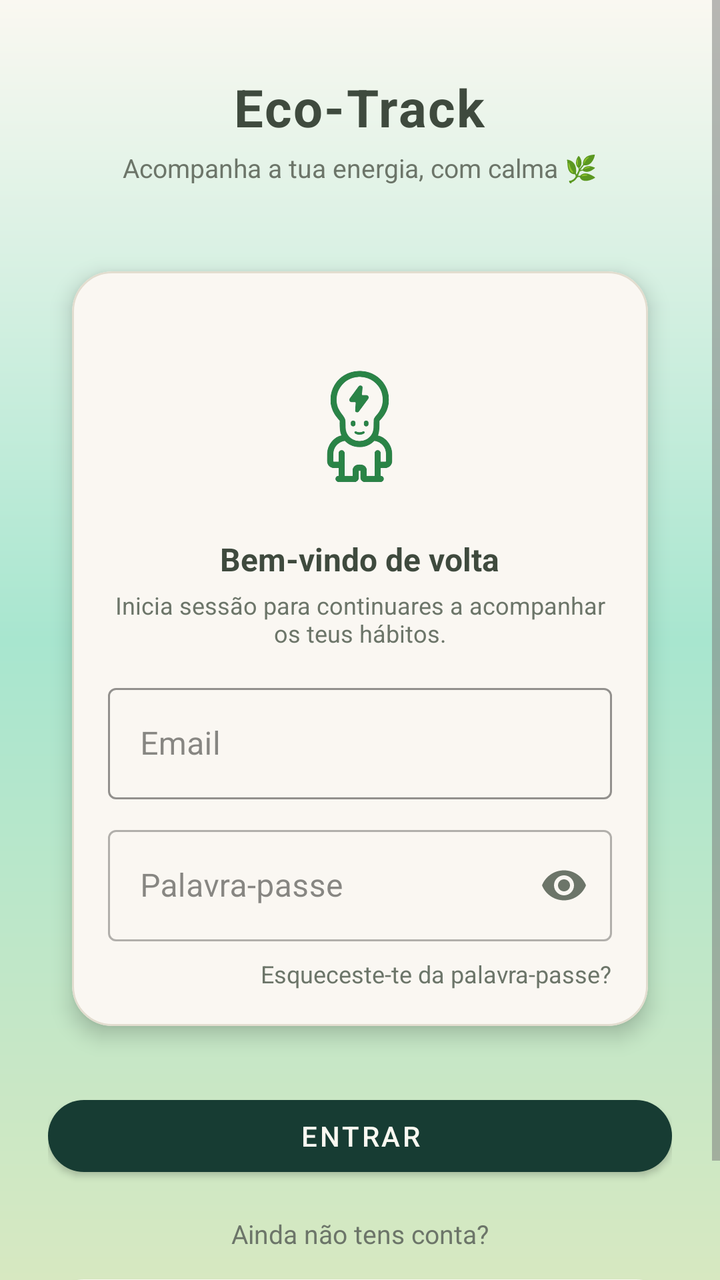
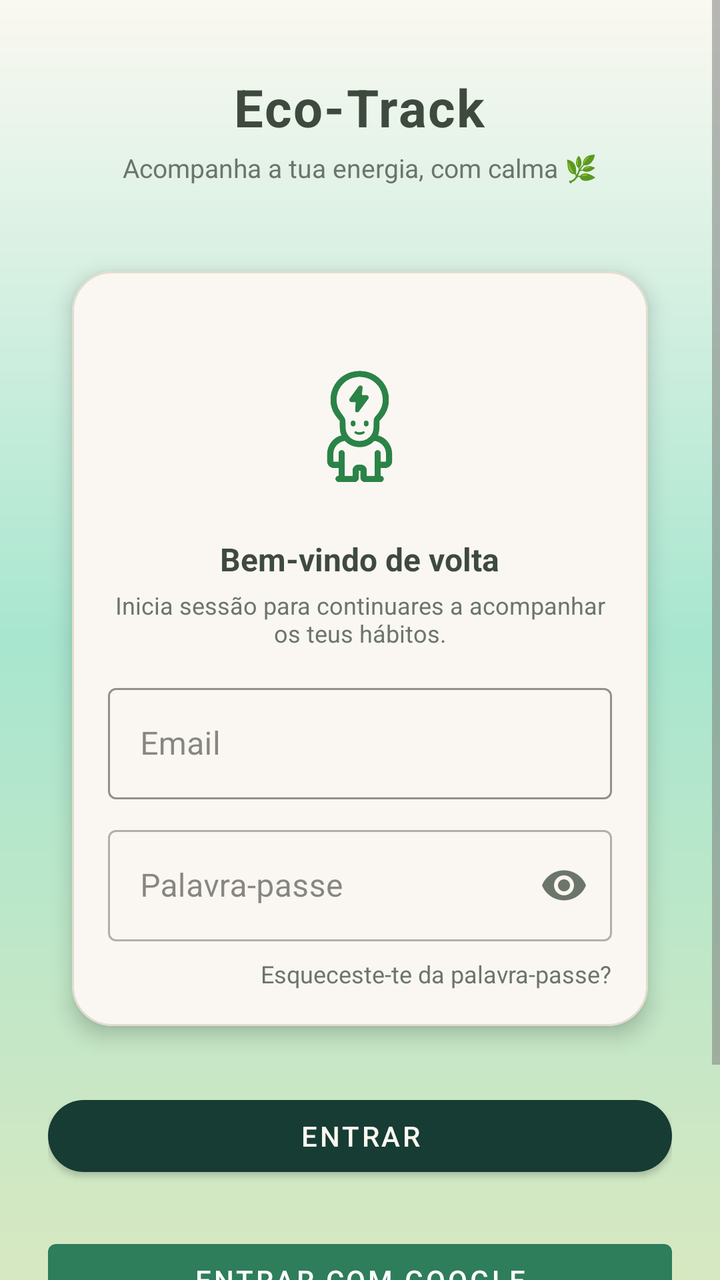

Two renders of the same Android screen: before a commit and after it. Below are the layout's source before the change and the commit's diff.
<!-- AndroidManifest.xml: application theme Theme.EcoTrack -->
<!-- res/layout/activity_main.xml -->
<?xml version="1.0" encoding="utf-8"?>
<androidx.constraintlayout.widget.ConstraintLayout xmlns:android="http://schemas.android.com/apk/res/android"
    xmlns:app="http://schemas.android.com/apk/res-auto"
    android:layout_width="match_parent"
    android:layout_height="match_parent"
    android:background="@drawable/gradient_verde">


    <ScrollView
        android:id="@+id/scroll"
        android:layout_width="0dp"
        android:layout_height="0dp"
        android:fillViewport="true"
        app:layout_constraintTop_toTopOf="parent"
        app:layout_constraintBottom_toBottomOf="parent"
        app:layout_constraintStart_toStartOf="parent"
        app:layout_constraintEnd_toEndOf="parent">

        <LinearLayout
            android:layout_width="match_parent"
            android:layout_height="wrap_content"
            android:orientation="vertical"
            android:padding="24dp"
            android:gravity="center_horizontal">

            
            <TextView
                android:id="@+id/tvAppName"
                android:layout_width="wrap_content"
                android:layout_height="wrap_content"
                android:text="Eco-Track"
                android:textColor="@color/oliveText"
                android:textStyle="bold"
                android:textSize="26sp"
                android:letterSpacing="0.03"
                android:layout_marginTop="12dp" />

            <TextView
                android:id="@+id/tvSubtitle"
                android:layout_width="wrap_content"
                android:layout_height="wrap_content"
                android:text="Acompanha a tua energia, com calma 🌿"
                android:textColor="@color/oliveTextSoft"
                android:textSize="13sp"
                android:layout_marginTop="4dp"
                android:layout_marginBottom="20dp" />

            
            <com.google.android.material.card.MaterialCardView
                android:layout_width="match_parent"
                android:layout_height="wrap_content"
                android:layout_marginTop="8dp"
                android:layout_marginBottom="16dp"
                app:cardCornerRadius="20dp"
                app:cardUseCompatPadding="true"
                app:cardElevation="6dp"
                app:strokeColor="@color/cardStroke"
                app:strokeWidth="1dp">

                <LinearLayout
                    android:layout_width="match_parent"
                    android:layout_height="wrap_content"
                    android:orientation="vertical"
                    android:padding="18dp">

                    
                    <ImageView
                        android:id="@+id/imgLogo"
                        android:layout_width="101dp"
                        android:layout_height="91dp"
                        android:layout_gravity="center_horizontal"
                        android:layout_marginTop="12dp"
                        android:adjustViewBounds="true"
                        android:contentDescription="Logótipo EcoTrack"
                        android:padding="0dp"
                        android:scaleType="fitCenter"
                        android:src="@drawable/ecotrack_logo" />

                    <TextView
                        android:layout_width="wrap_content"
                        android:layout_height="wrap_content"
                        android:layout_gravity="center_horizontal"
                        android:layout_marginTop="12dp"
                        android:text="Bem-vindo de volta"
                        android:textColor="@color/oliveText"
                        android:textSize="16sp"
                        android:textStyle="bold" />

                    <TextView
                        android:layout_width="wrap_content"
                        android:layout_height="wrap_content"
                        android:layout_gravity="center_horizontal"
                        android:layout_marginTop="4dp"
                        android:layout_marginBottom="14dp"
                        android:gravity="center"
                        android:text="Inicia sessão para continuares a acompanhar os teus hábitos."
                        android:textColor="@color/oliveTextSoft"
                        android:textSize="12sp" />

                    <com.google.android.material.textfield.TextInputLayout
                        android:id="@+id/tilEmail"
                        style="@style/Widget.MaterialComponents.TextInputLayout.OutlinedBox"
                        android:layout_width="match_parent"
                        android:layout_height="wrap_content"
                        android:hint="Email"
                        app:boxStrokeColor="@color/cardStroke">

                        <com.google.android.material.textfield.TextInputEditText
                            android:id="@+id/etEmail"
                            android:layout_width="match_parent"
                            android:layout_height="wrap_content"
                            android:autofillHints="emailAddress"
                            android:inputType="textEmailAddress" />
                    </com.google.android.material.textfield.TextInputLayout>

                    <com.google.android.material.textfield.TextInputLayout
                        android:id="@+id/tilPassword"
                        style="@style/Widget.MaterialComponents.TextInputLayout.OutlinedBox"
                        android:layout_width="match_parent"
                        android:layout_height="wrap_content"
                        android:layout_marginTop="10dp"
                        android:hint="Palavra-passe"
                        app:endIconMode="password_toggle"
                        app:endIconTint="@color/oliveTextSoft">

                        <com.google.android.material.textfield.TextInputEditText
                            android:id="@+id/etPassword"
                            android:layout_width="match_parent"
                            android:layout_height="wrap_content"
                            android:autofillHints="password"
                            android:inputType="textPassword" />
                    </com.google.android.material.textfield.TextInputLayout>

                    <TextView
                        android:id="@+id/tvForgotPassword"
                        android:layout_width="wrap_content"
                        android:layout_height="wrap_content"
                        android:layout_gravity="end"
                        android:layout_marginTop="8dp"
                        android:text="Esqueceste-te da palavra-passe?"
                        android:textColor="@color/oliveTextSoft"
                        android:textSize="12sp" />

                </LinearLayout>
            </com.google.android.material.card.MaterialCardView>

            
            <com.google.android.material.button.MaterialButton
                android:id="@+id/btnLogin"
                android:layout_width="match_parent"
                android:layout_height="wrap_content"
                android:text="Entrar"
                android:textColor="@color/pastel_whitewarm"
                android:layout_marginBottom="8dp"
                app:cornerRadius="20dp"
                app:backgroundTint="@color/onMint" />

            <TextView
                android:layout_width="wrap_content"
                android:layout_height="wrap_content"
                android:text="Ainda não tens conta?"
                android:textColor="@color/oliveTextSoft"
                android:textSize="13sp"
                android:layout_marginTop="8dp" />

            
            <com.google.android.material.button.MaterialButton
                android:id="@+id/btnRegister"
                android:layout_width="match_parent"
                android:layout_height="wrap_content"
                android:layout_marginTop="8dp"
                android:text="Criar conta"
                android:textColor="@color/onMint"
                app:cornerRadius="20dp"
                app:backgroundTint="@color/pastel_whitewarm" />

        </LinearLayout>
    </ScrollView>
</androidx.constraintlayout.widget.ConstraintLayout>
<!-- resources referenced by this layout -->
<resources>
  <color name="cardStroke">#E2DDCF</color>
  <color name="oliveText">#3F4A3E</color>
  <color name="oliveTextSoft">#6C7569</color>
  <color name="onMint">#173C33</color>
  <color name="pastel_whitewarm">#FAF8F1</color>
  <!-- drawable ecotrack_logo: png bitmap (drawable, 78201 bytes) -->
  <!-- drawable gradient_verde (drawable) -->
  <shape xmlns:android="http://schemas.android.com/apk/res/android">
      <gradient
          android:startColor="@color/pastel_lightgreen"
          android:centerColor="@color/mint_start"
          android:endColor="@color/pastel_whitewarm"
          android:angle="90" />
  
      <corners android:radius="0dp" />
  </shape>
  <style name="Theme.EcoTrack" parent="Theme.MaterialComponents.Light.NoActionBar">
          
          <item name="colorPrimary">@color/colorPrimary</item>
          <item name="colorOnPrimary">@color/colorOnPrimary</item>
          <item name="colorSecondary">@color/colorSecondary</item>
          <item name="colorOnSecondary">@color/colorOnSecondary</item>
  
          
          <item name="colorOnBackground">@color/background_beige</item>
          <item name="colorSurface">@color/colorSurface</item>
          <item name="colorOnSurface">@color/colorOnSurface</item>
          <item name="android:windowBackground">@color/background_beige</item>
  
          
          <item name="colorPrimaryContainer">@color/colorPrimaryContainer</item>
          <item name="colorOnPrimaryContainer">@color/colorOnPrimaryContainer</item>
          <item name="colorSecondaryContainer">@color/colorSecondaryContainer</item>
          <item name="colorOnSecondaryContainer">@color/colorOnSecondaryContainer</item>
  
          
          <item name="colorError">@color/colorError</item>
          <item name="colorOnError">@color/colorOnError</item>
          <item name="colorErrorContainer">@color/colorErrorContainer</item>
          <item name="colorOnErrorContainer">@color/colorOnErrorContainer</item>
  
          
          <item name="colorOutline">@color/colorOutline</item>
  
          
          <item name="android:textColorPrimary">@color/text_primary</item>
          <item name="android:textColorSecondary">@color/text_secondary</item>
  
          
          <item name="android:statusBarColor">@color/colorPrimary</item>
          <item name="android:navigationBarColor">@color/background_beige</item>
      </style>
  <color name="pastel_lightgreen">#D7E8C1</color>
  <color name="mint_start">#A8E6CF</color>
  <color name="colorPrimary">#2E7D5B</color>
  <color name="colorOnPrimary">#FFFFFF</color>
  <color name="colorSecondary">#52644F</color>
  <color name="colorOnSecondary">#FFFFFF</color>
  <color name="background_beige">#FFFDF8</color>
  <color name="colorSurface">#FAF7F2</color>
  <color name="colorOnSurface">#3B3A37</color>
  <color name="colorPrimaryContainer">#BFE3CF</color>
  <color name="colorOnPrimaryContainer">#1A3B2C</color>
  <color name="colorSecondaryContainer">#D5E8D7</color>
  <color name="colorOnSecondaryContainer">#1F352F</color>
  <color name="colorError">#B3261E</color>
  <color name="colorOnError">#FFFFFF</color>
  <color name="colorErrorContainer">#F9DEDC</color>
  <color name="colorOnErrorContainer">#410E0B</color>
  <color name="colorOutline">#D8D2C8</color>
  <color name="text_primary">#2E2E2E</color>
  <color name="text_secondary">#7A7A7A</color>
</resources>

<!-- the commit's change to res/layout/activity_main.xml (unified diff, before → after) -->
@@ -155,15 +155,22 @@
                 app:cornerRadius="20dp"
                 app:backgroundTint="@color/onMint" />
 
+            <com.google.android.material.button.MaterialButton
+                android:id="@+id/btnGoogleLogin"
+                android:layout_width="match_parent"
+                android:layout_height="wrap_content"
+                android:layout_marginTop="16dp"
+                android:text="Entrar com Google" />
+
+            
             <TextView
                 android:layout_width="wrap_content"
                 android:layout_height="wrap_content"
+                android:layout_marginTop="8dp"
                 android:text="Ainda não tens conta?"
                 android:textColor="@color/oliveTextSoft"
-                android:textSize="13sp"
-                android:layout_marginTop="8dp" />
+                android:textSize="13sp" />
 
-            
             <com.google.android.material.button.MaterialButton
                 android:id="@+id/btnRegister"
                 android:layout_width="match_parent"
